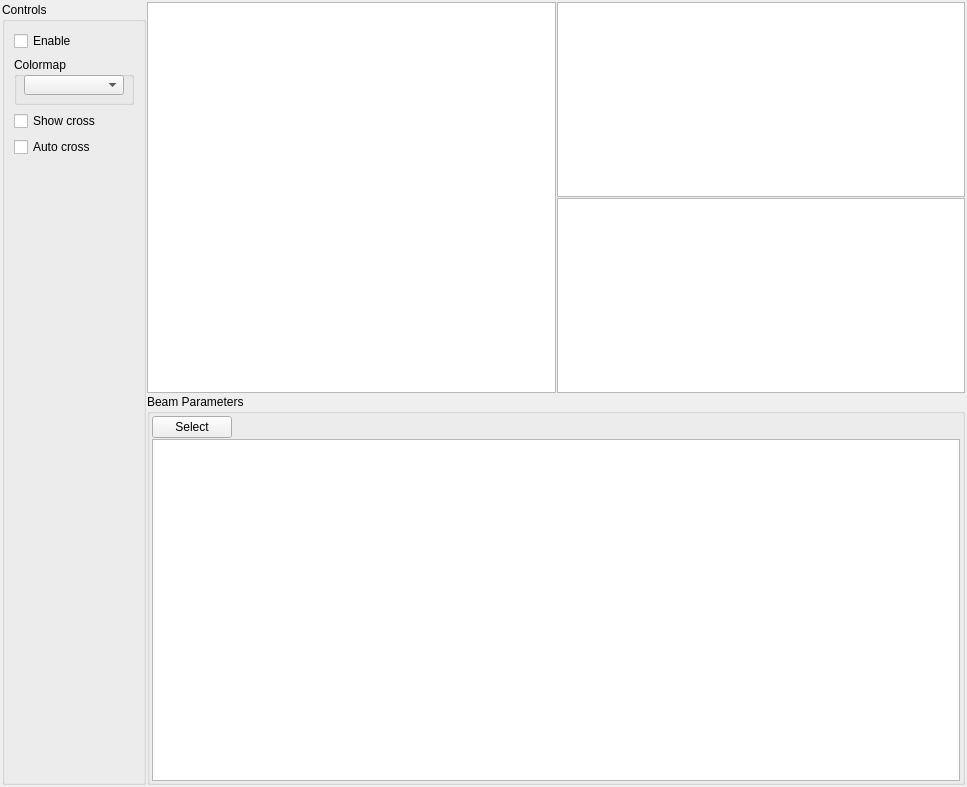
Qt form laser_beam_measurements/widgets/image_processing/beam_profiler_widget_2.ui (konstprus/laser_beam_measurements) before a commit.
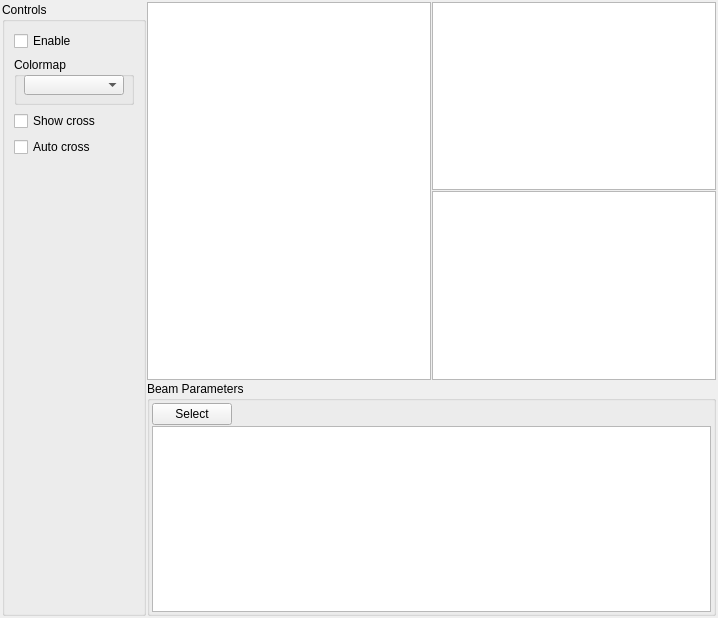
The same form after that commit. Custom widgets are drawn as their Qt base class.

What changed in the file:
```diff
--- a/laser_beam_measurements/widgets/image_processing/beam_profiler_widget_2.ui
+++ b/laser_beam_measurements/widgets/image_processing/beam_profiler_widget_2.ui
@@ -6,8 +6,8 @@
    <rect>
     <x>0</x>
     <y>0</y>
-    <width>967</width>
-    <height>787</height>
+    <width>718</width>
+    <height>618</height>
    </rect>
   </property>
   <property name="windowTitle">
```
